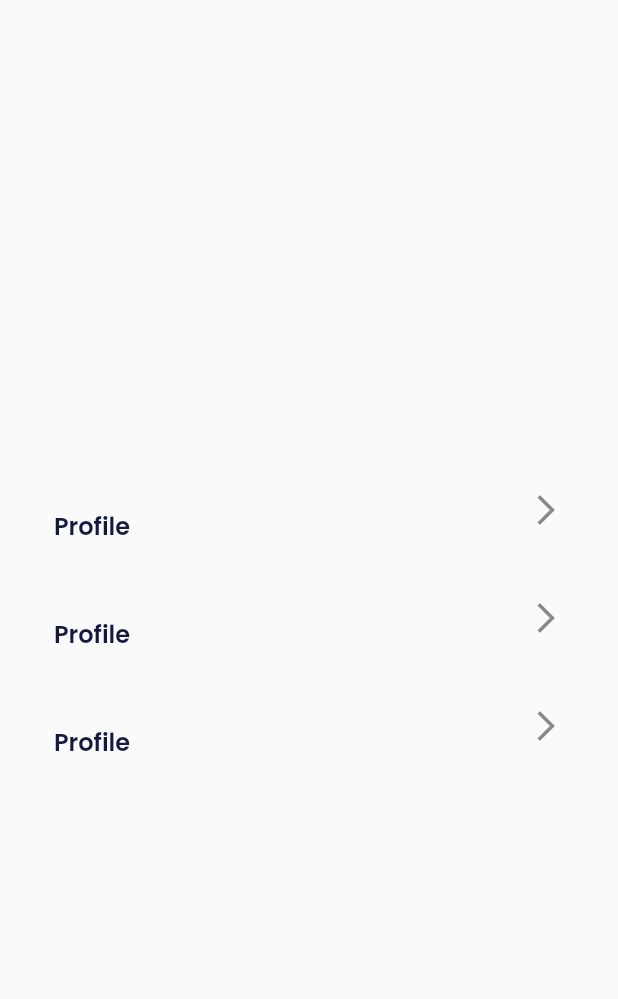
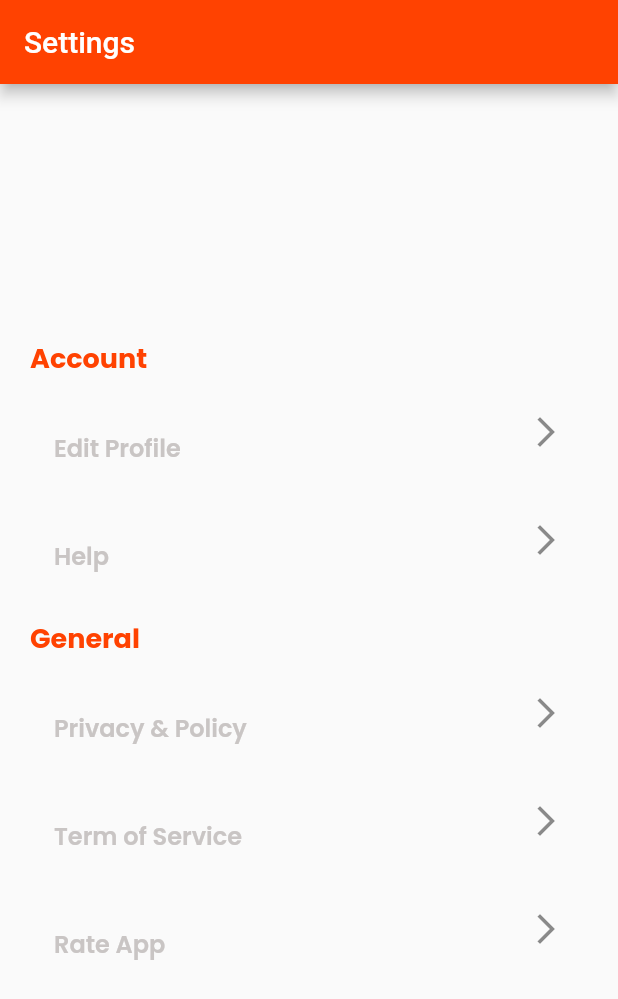
Before and after one commit to abghifareihand/mini_project_flutter_alterra, a Flutter app: the SettingPage screen opened directly, on a phone screen of 412 x 824 dp. Shown: the top 999 px of the screen. Run offline on Flutter 3.47's test engine with Material 2 defaults, Android fonts, the phone set to English and light mode, and no system bars; our stand-ins replace dio, flutter_slidable, google_fonts, google_nav_bar, lottie, sqflite; accounts and stored records are empty; network calls fail.

Commit message:
final commit

```diff
--- a/lib/models/restaurant_model.dart
+++ b/lib/models/restaurant_model.dart
@@ -7,7 +7,6 @@ class RestaurantModel {
   String pictureId;
   String city;
   double rating;
-  String? comment;
 
   RestaurantModel({
     required this.id,
@@ -16,8 +15,6 @@ class RestaurantModel {
     required this.pictureId,
     required this.city,
     required this.rating,
-    this.comment,
-
   });
 
   factory RestaurantModel.fromJson(Map<String, dynamic> json) =>
@@ -28,7 +25,6 @@ class RestaurantModel {
         pictureId: json["pictureId"],
         city: json["city"],
         rating: json["rating"].toDouble(),
-
       );
 
   Map<String, dynamic> toJson() => {
@@ -38,7 +34,6 @@ class RestaurantModel {
         "pictureId": pictureId,
         "city": city,
         "rating": rating,
-
       };
 
   String getSmallPicture() => Config.imageSmall + pictureId;
--- a/lib/pages/setting/setting_page.dart
+++ b/lib/pages/setting/setting_page.dart
@@ -7,16 +7,31 @@ class SettingPage extends StatelessWidget {
   @override
   Widget build(BuildContext context) {
     return Scaffold(
+      appBar: AppBar(
+        automaticallyImplyLeading: false,
+        backgroundColor: mainColor,
+        title: const Text(
+          'Settings',
+        ),
+      ),
       body: Container(
         padding: const EdgeInsets.all(20),
         child: Center(
           child: Column(
+            crossAxisAlignment: CrossAxisAlignment.start,
             mainAxisAlignment: MainAxisAlignment.center,
             children: [
+              Text(
+                'Account',
+                style: orangeTextStyle.copyWith(
+                  fontSize: 18,
+                  fontWeight: bold,
+                ),
+              ),
               ListTile(
                 subtitle: Text(
-                  'Profile',
-                  style: blackTextStyle.copyWith(
+                  'Edit Profile',
+                  style: greyTextStyle.copyWith(
                     fontSize: 16,
                     fontWeight: semiBold,
                   ),
@@ -25,8 +40,28 @@ class SettingPage extends StatelessWidget {
               ),
               ListTile(
                 subtitle: Text(
-                  'Profile',
-                  style: blackTextStyle.copyWith(
+                  'Help',
+                  style: greyTextStyle.copyWith(
+                    fontSize: 16,
+                    fontWeight: semiBold,
+                  ),
+                ),
+                trailing: const Icon(Icons.arrow_forward_ios),
+              ),
+              const SizedBox(
+                height: 16.0,
+              ),
+              Text(
+                'General',
+                style: orangeTextStyle.copyWith(
+                  fontSize: 18,
+                  fontWeight: bold,
+                ),
+              ),
+              ListTile(
+                subtitle: Text(
+                  'Privacy & Policy',
+                  style: greyTextStyle.copyWith(
                     fontSize: 16,
                     fontWeight: semiBold,
                   ),
@@ -35,8 +70,18 @@ class SettingPage extends StatelessWidget {
               ),
               ListTile(
                 subtitle: Text(
-                  'Profile',
-                  style: blackTextStyle.copyWith(
+                  'Term of Service',
+                  style: greyTextStyle.copyWith(
+                    fontSize: 16,
+                    fontWeight: semiBold,
+                  ),
+                ),
+                trailing: const Icon(Icons.arrow_forward_ios),
+              ),
+              ListTile(
+                subtitle: Text(
+                  'Rate App',
+                  style: greyTextStyle.copyWith(
                     fontSize: 16,
                     fontWeight: semiBold,
                   ),
--- a/lib/styles/theme.dart
+++ b/lib/styles/theme.dart
@@ -30,6 +30,9 @@ TextStyle blueTextStyle = GoogleFonts.poppins(
 TextStyle orangeTextStyle = GoogleFonts.poppins(
   color: mainColor,
 );
+TextStyle orangelightTextStyle = GoogleFonts.poppins(
+  color: secondColor,
+);
 
 FontWeight light = FontWeight.w300;
 FontWeight reguler = FontWeight.w400;
```
Also changed, not shown: lib/pages/splash/splash_page.dart (+0 -8 lines), lib/pages/splash/started_page.dart (+1 -20 lines).
